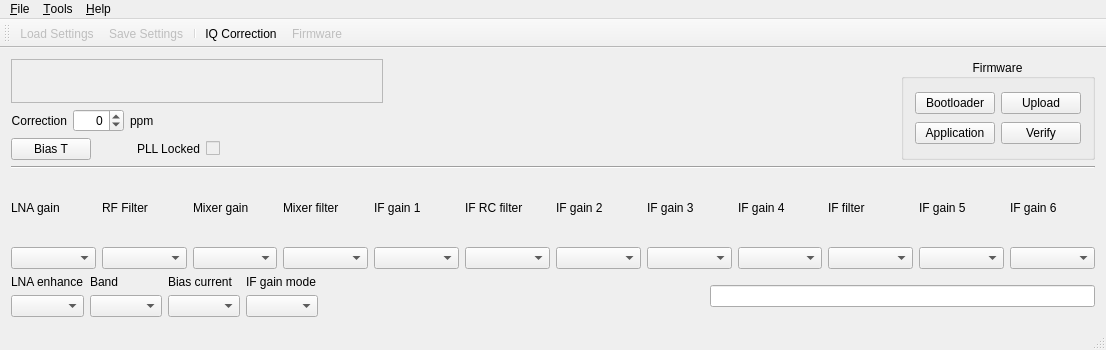
This is mainwindow.ui in csete/qthid as Qt 5 draws it before an edit. The edited form follows.
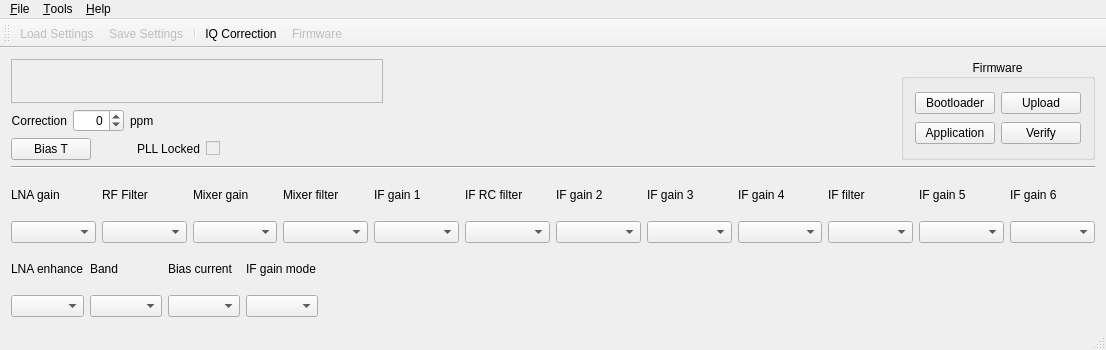
This is the edited form. Icons and pictures are not drawn. Custom widgets are drawn as their Qt base class.

Commit message: Issue #10: replace FCD status text edit with label in the statusbar.

```diff
--- a/mainwindow.ui
+++ b/mainwindow.ui
@@ -539,22 +539,6 @@
         </property>
        </spacer>
       </item>
-      <item>
-       <widget class="QLineEdit" name="fcdStatusLine">
-        <property name="sizePolicy">
-         <sizepolicy hsizetype="MinimumExpanding" vsizetype="Fixed">
-          <horstretch>0</horstretch>
-          <verstretch>0</verstretch>
-         </sizepolicy>
-        </property>
-        <property name="alignment">
-         <set>Qt::AlignCenter</set>
-        </property>
-        <property name="readOnly">
-         <bool>true</bool>
-        </property>
-       </widget>
-      </item>
      </layout>
     </item>
    </layout>
```
The commit also changes 2 other files.
